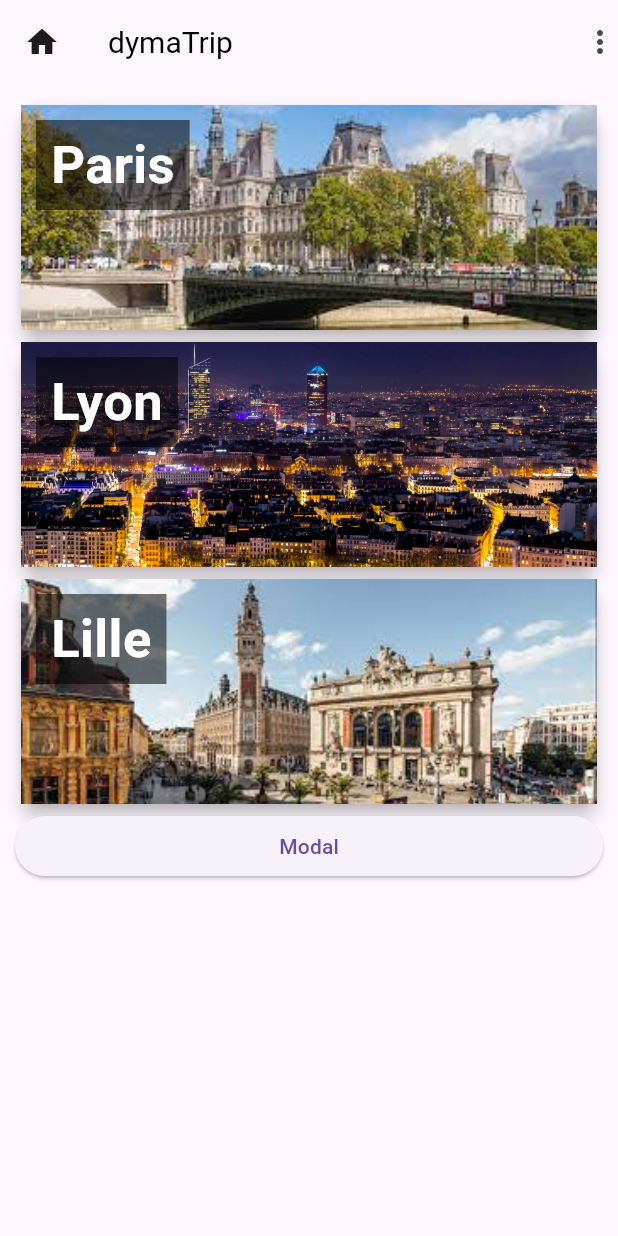
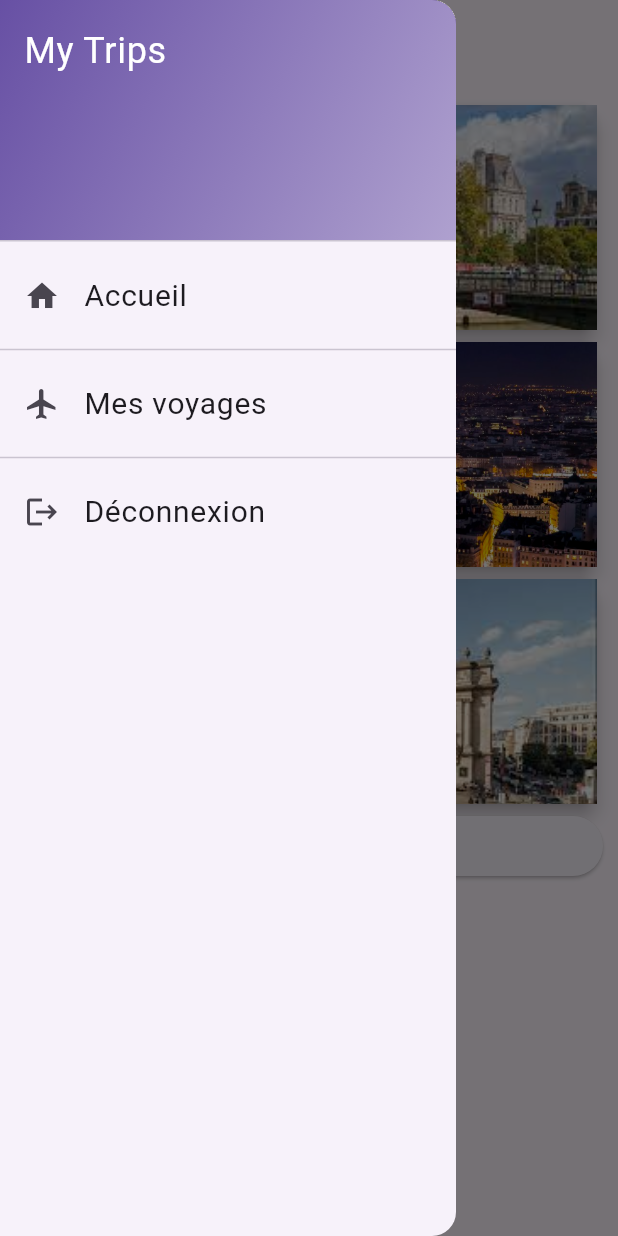
Before and after one commit to aboubakardiakite/flutterApp, a Flutter app: the screen it shows after launch, with the side drawer open (before the commit the screen has no drawer), on a phone screen of 412 x 824 dp. Run offline on Flutter 3.47's test engine with Material 3 defaults, Android fonts, the phone set to English and light mode, and no system bars.

Commit message:
utilisation du drawer

```diff
--- a/restaurant_app/lib/main.dart
+++ b/restaurant_app/lib/main.dart
@@ -4,7 +4,7 @@ import 'package:flutter/material.dart';
 import 'package:restaurant_app/models/city_model.dart';
 import 'package:restaurant_app/views/city/city_view.dart';
 import 'package:restaurant_app/views/error/not_found.dart';
-import 'package:restaurant_app/views/home/home.dart';
+import 'package:restaurant_app/views/home/home_view.dart';
 import 'package:restaurant_app/widgets/data.dart';
 
 void main(){
@@ -20,11 +20,11 @@ class DymaTrip extends StatelessWidget{
     return  MaterialApp(
       theme: ThemeData(
         appBarTheme: const AppBarTheme(
-          titleTextStyle: TextStyle(color: Colors.black, fontSize: 20),
+          titleTextStyle: TextStyle(color: Colors.white,fontWeight: FontWeight.bold, fontSize: 20),
         ),
         primarySwatch: Colors.blue,
         textTheme: const TextTheme(
-          bodyText1: TextStyle(color: Colors.green),
+          bodyText1: TextStyle(color: Colors.black,fontSize: 20),
         ),
       ),
       debugShowCheckedModeBanner: false,
--- a/restaurant_app/lib/views/city/city_view.dart
+++ b/restaurant_app/lib/views/city/city_view.dart
@@ -3,12 +3,13 @@ import 'package:restaurant_app/models/city_model.dart';
 import 'package:restaurant_app/views/city/widget/activity_list.dart';
 import 'package:restaurant_app/views/city/widget/trip_activity_list.dart';
 import 'package:restaurant_app/views/city/widget/trip_overview.dart';
-import 'package:restaurant_app/views/home/home.dart';
+import 'package:restaurant_app/views/home/home_view.dart';
 
 import '../../models/activity_model.dart';
 
 import '../../models/trip_model.dart';
 import '../../widgets/data.dart';
+import '../../widgets/drawer_widget.dart';
 
 
 class CityView extends StatefulWidget {
@@ -150,17 +151,9 @@ class _CityViewState extends State<CityView> with WidgetsBindingObserver {
   Widget build(BuildContext context) {
     return Scaffold(
       appBar: AppBar(
-        leading: IconButton(
-            onPressed: (){
-              Navigator.of(context).pop();
-            },
-            icon: const Icon(Icons.chevron_left)
-        ),
         title: const Text('Organiser notre voyage'),
-        actions: const [
-          Icon(Icons.more_vert)
-        ],
       ),
+      drawer: DrawerWidget(),
       body: Container(
         //padding: const EdgeInsets.all(10.0),
         child:  widget.showContext(context: context, children: <Widget>[
--- a/restaurant_app/lib/views/home/home.dart
+++ b/restaurant_app/lib/views/home/home_view.dart
@@ -3,6 +3,8 @@ import 'package:flutter/material.dart';
 import 'package:restaurant_app/models/city_model.dart';
 import 'package:restaurant_app/views/home/widgets/city_card.dart';
 import 'package:restaurant_app/widgets/modal.dart';
+
+import '../../widgets/drawer_widget.dart';
 
 class HomeView extends StatefulWidget {
   const HomeView({super.key});
@@ -30,10 +32,9 @@ class _HomeViewState extends State<HomeView> {
   Widget build(BuildContext context) {
     return Scaffold(
       appBar: AppBar(
-        leading: const Icon(Icons.home),
-        title: const Text('dymaTrip'),
-        actions: const <Widget>[Icon(Icons.more_vert)],
+        title: const Text('My Trips'),
       ),
+      drawer: DrawerWidget(),
       body: Container(
         padding: const EdgeInsets.all(10.0),
         child:  Column(
--- /dev/null
+++ b/restaurant_app/lib/widgets/drawer_widget.dart
@@ -0,0 +1,53 @@
+
+
+import 'package:flutter/material.dart';
+
+import '../views/home/home_view.dart';
+
+class DrawerWidget extends StatelessWidget {
+  @override
+  Widget build(BuildContext context) {
+    return Drawer(
+      child: ListView(
+        children:  <Widget>[
+          DrawerHeader(
+            decoration: BoxDecoration(
+              gradient: LinearGradient(
+                colors: <Color>[
+                  Theme.of(context).primaryColor,
+                  Theme.of(context).primaryColor.withOpacity(0.5),
+                ],
+                begin: Alignment.topLeft,
+                end: Alignment.bottomRight,
+              ),
+            ),
+            child: const Text(
+              'My Trips',
+              style: TextStyle(
+                color: Colors.white,
+                fontSize: 24,
+              ),
+            ),
+          ),
+          ListTile(
+            leading: const Icon(Icons.home),
+            title: const Text('Accueil'),
+            onTap: (){
+              Navigator.pushNamed(context, HomeView.routeName);
+            },
+          ),
+          Divider(),
+          const ListTile(
+            leading: Icon(Icons.flight),
+            title: Text('Mes voyages'),
+          ),
+          Divider(),
+          const ListTile(
+            leading: Icon(Icons.logout),
+            title: Text('Déconnexion'),
+          ),
+        ],
+      ),
+    );
+  }
+}
```
